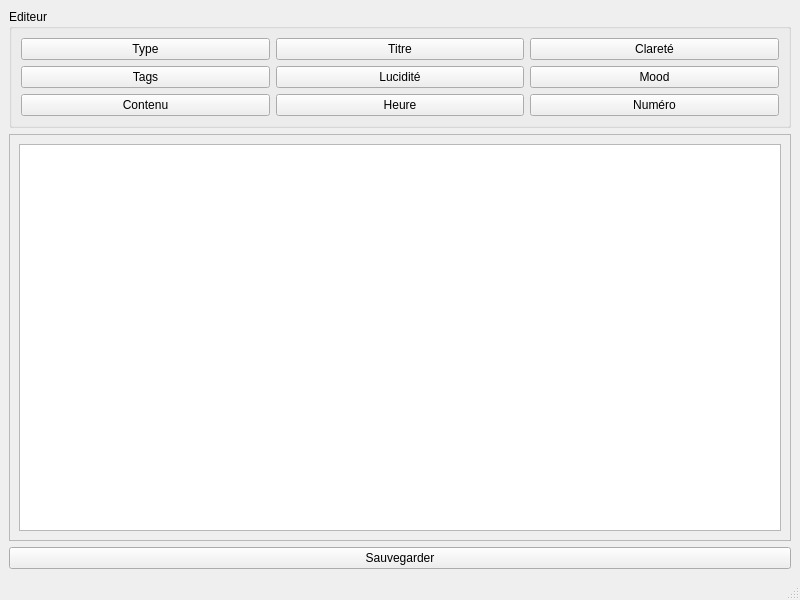
The window that src/ui/new_template_popup.ui (estebanthi/DreamsAnalyzer) describes before a commit, drawn with Qt 5.
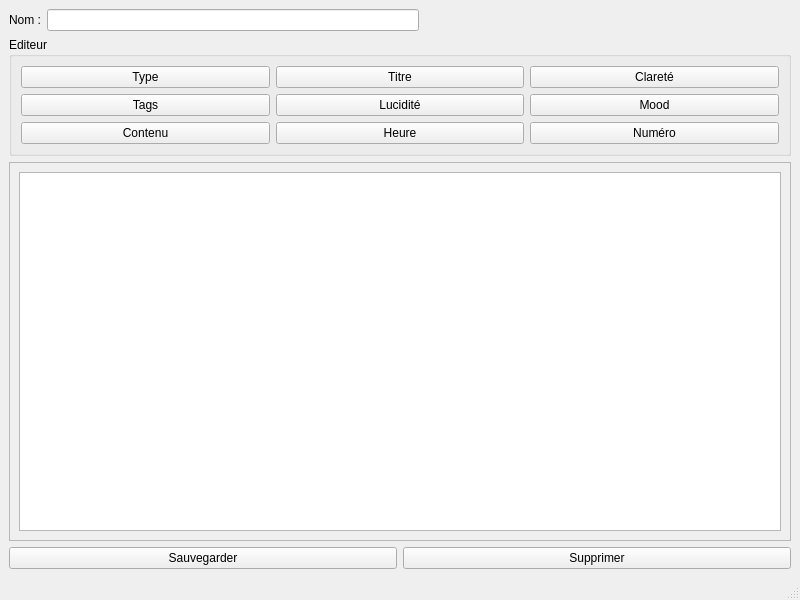
The same window after the commit.

Patch:
```diff
--- a/src/ui/new_template_popup.ui
+++ b/src/ui/new_template_popup.ui
@@ -15,6 +15,33 @@
   </property>
   <widget class="QWidget" name="centralwidget">
    <layout class="QVBoxLayout" name="verticalLayout">
+    <item>
+     <layout class="QHBoxLayout" name="horizontalLayout">
+      <item>
+       <widget class="QLabel" name="label">
+        <property name="text">
+         <string>Nom :</string>
+        </property>
+       </widget>
+      </item>
+      <item>
+       <widget class="QLineEdit" name="templateNameEdit"/>
+      </item>
+      <item>
+       <spacer name="horizontalSpacer">
+        <property name="orientation">
+         <enum>Qt::Horizontal</enum>
+        </property>
+        <property name="sizeHint" stdset="0">
+         <size>
+          <width>40</width>
+          <height>20</height>
+         </size>
+        </property>
+       </spacer>
+      </item>
+     </layout>
+    </item>
     <item>
      <widget class="QGroupBox" name="groupBox">
       <property name="title">
@@ -98,7 +125,7 @@
          <x>0</x>
          <y>0</y>
          <width>780</width>
-         <height>390</height>
+         <height>360</height>
         </rect>
        </property>
        <layout class="QVBoxLayout" name="verticalLayout_2">
@@ -110,11 +137,22 @@
      </widget>
     </item>
     <item>
-     <widget class="QPushButton" name="saveTemplateButton">
-      <property name="text">
-       <string>Sauvegarder</string>
-      </property>
-     </widget>
+     <layout class="QHBoxLayout" name="horizontalLayout_2">
+      <item>
+       <widget class="QPushButton" name="saveTemplateButton">
+        <property name="text">
+         <string>Sauvegarder</string>
+        </property>
+       </widget>
+      </item>
+      <item>
+       <widget class="QPushButton" name="deleteTemplateButton">
+        <property name="text">
+         <string>Supprimer</string>
+        </property>
+       </widget>
+      </item>
+     </layout>
     </item>
    </layout>
   </widget>
```
